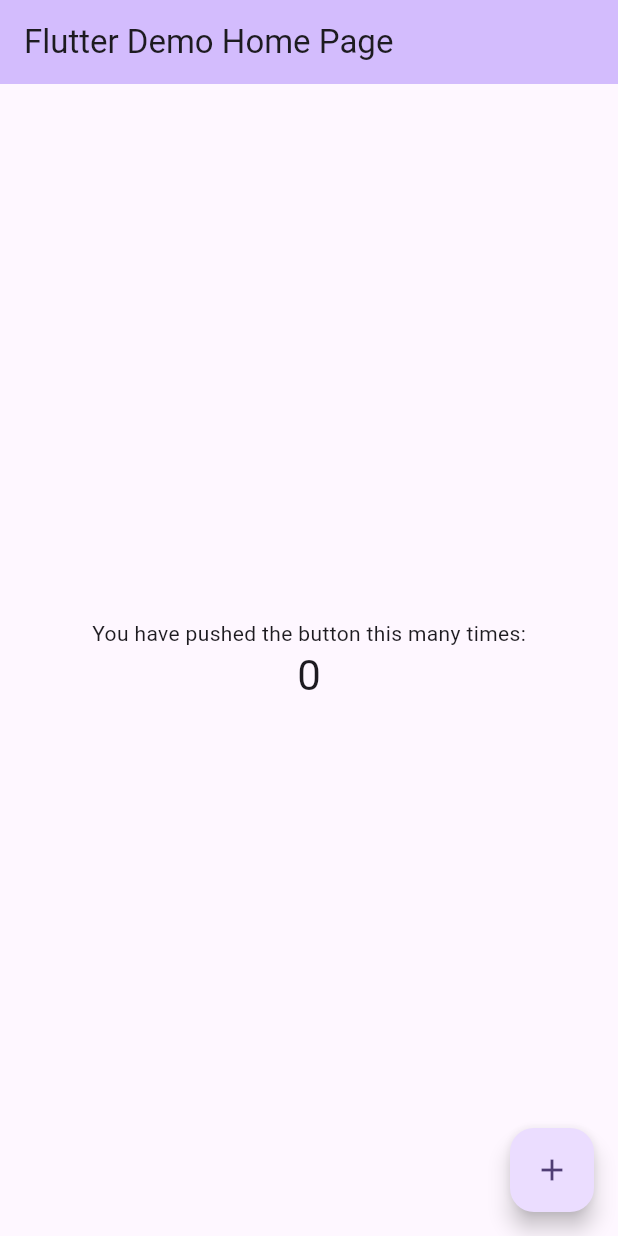
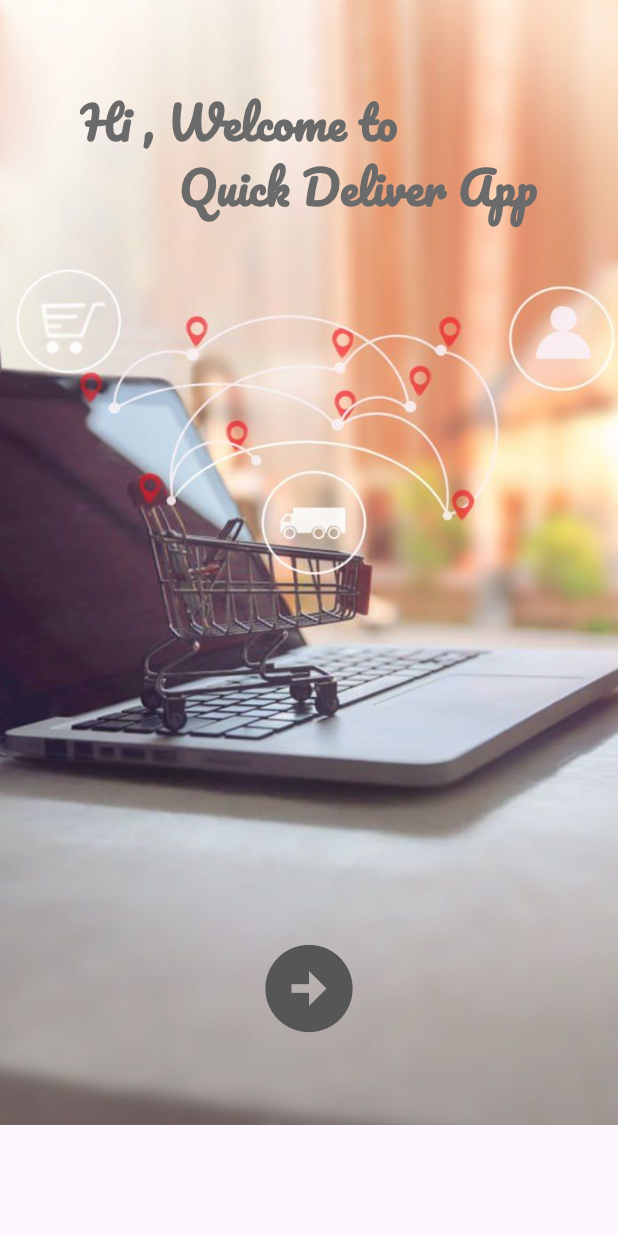
Before and after one commit to Seedrahelal/quick_deliver, a Flutter app: the screen it shows after launch, on a phone screen of 412 x 824 dp. Run offline on Flutter 3.47's test engine with Material 3 defaults, Android fonts, the phone set to English and light mode, and no system bars.

Commit message:
create start page

```diff
--- a/lib/main.dart
+++ b/lib/main.dart
@@ -1,125 +1,18 @@
 import 'package:flutter/material.dart';
+import 'package:quick_deliver/screens/start_page.dart';
 
 void main() {
-  runApp(const MyApp());
+  runApp(const QuickDeliver());
 }
 
-class MyApp extends StatelessWidget {
-  const MyApp({super.key});
+class QuickDeliver extends StatelessWidget {
+  const QuickDeliver({super.key});
 
-  // This widget is the root of your application.
   @override
   Widget build(BuildContext context) {
-    return MaterialApp(
-      title: 'Flutter Demo',
-      theme: ThemeData(
-        // This is the theme of your application.
-        //
-        // TRY THIS: Try running your application with "flutter run". You'll see
-        // the application has a purple toolbar. Then, without quitting the app,
-        // try changing the seedColor in the colorScheme below to Colors.green
-        // and then invoke "hot reload" (save your changes or press the "hot
-        // reload" button in a Flutter-supported IDE, or press "r" if you used
-        // the command line to start the app).
-        //
-        // Notice that the counter didn't reset back to zero; the application
-        // state is not lost during the reload. To reset the state, use hot
-        // restart instead.
-        //
-        // This works for code too, not just values: Most code changes can be
-        // tested with just a hot reload.
-        colorScheme: ColorScheme.fromSeed(seedColor: Colors.deepPurple),
-        useMaterial3: true,
-      ),
-      home: const MyHomePage(title: 'Flutter Demo Home Page'),
+    return const MaterialApp(
+      debugShowCheckedModeBanner: false,
+      home: StartPage(),
     );
   }
 }
-
-class MyHomePage extends StatefulWidget {
-  const MyHomePage({super.key, required this.title});
-
-  // This widget is the home page of your application. It is stateful, meaning
-  // that it has a State object (defined below) that contains fields that affect
-  // how it looks.
-
-  // This class is the configuration for the state. It holds the values (in this
-  // case the title) provided by the parent (in this case the App widget) and
-  // used by the build method of the State. Fields in a Widget subclass are
-  // always marked "final".
-
-  final String title;
-
-  @override
-  State<MyHomePage> createState() => _MyHomePageState();
-}
-
-class _MyHomePageState extends State<MyHomePage> {
-  int _counter = 0;
-
-  void _incrementCounter() {
-    setState(() {
-      // This call to setState tells the Flutter framework that something has
-      // changed in this State, which causes it to rerun the build method below
-      // so that the display can reflect the updated values. If we changed
-      // _counter without calling setState(), then the build method would not be
-      // called again, and so nothing would appear to happen.
-      _counter++;
-    });
-  }
-
-  @override
-  Widget build(BuildContext context) {
-    // This method is rerun every time setState is called, for instance as done
-    // by the _incrementCounter method above.
-    //
-    // The Flutter framework has been optimized to make rerunning build methods
-    // fast, so that you can just rebuild anything that needs updating rather
-    // than having to individually change instances of widgets.
-    return Scaffold(
-      appBar: AppBar(
-        // TRY THIS: Try changing the color here to a specific color (to
-        // Colors.amber, perhaps?) and trigger a hot reload to see the AppBar
-        // change color while the other colors stay the same.
-        backgroundColor: Theme.of(context).colorScheme.inversePrimary,
-        // Here we take the value from the MyHomePage object that was created by
-        // the App.build method, and use it to set our appbar title.
-        title: Text(widget.title),
-      ),
-      body: Center(
-        // Center is a layout widget. It takes a single child and positions it
-        // in the middle of the parent.
-        child: Column(
-          // Column is also a layout widget. It takes a list of children and
-          // arranges them vertically. By default, it sizes itself to fit its
-          // children horizontally, and tries to be as tall as its parent.
-          //
-          // Column has various properties to control how it sizes itself and
-          // how it positions its children. Here we use mainAxisAlignment to
-          // center the children vertically; the main axis here is the vertical
-          // axis because Columns are vertical (the cross axis would be
-          // horizontal).
-          //
-          // TRY THIS: Invoke "debug painting" (choose the "Toggle Debug Paint"
-          // action in the IDE, or press "p" in the console), to see the
-          // wireframe for each widget.
-          mainAxisAlignment: MainAxisAlignment.center,
-          children: <Widget>[
-            const Text(
-              'You have pushed the button this many times:',
-            ),
-            Text(
-              '$_counter',
-              style: Theme.of(context).textTheme.headlineMedium,
-            ),
-          ],
-        ),
-      ),
-      floatingActionButton: FloatingActionButton(
-        onPressed: _incrementCounter,
-        tooltip: 'Increment',
-        child: const Icon(Icons.add),
-      ), // This trailing comma makes auto-formatting nicer for build methods.
-    );
-  }
-}
--- /dev/null
+++ b/lib/screens/start_page.dart
@@ -0,0 +1,53 @@
+import 'package:flutter/material.dart';
+
+class StartPage extends StatefulWidget {
+  const StartPage({super.key});
+
+  @override
+  State<StartPage> createState() => _StartPageState();
+}
+
+class _StartPageState extends State<StartPage> {
+  @override
+  Widget build(BuildContext context) {
+    return SafeArea(
+      child: Scaffold(
+        body: Container(
+          width: double.infinity,
+          height: 750,
+          decoration: const BoxDecoration(
+            image: DecorationImage(
+                image:
+                    AssetImage('assets/images/photo_2024-12-05_11-06-36.jpg'),
+                  fit: BoxFit.fill
+                ),
+          ),
+          child: Column(
+            children: [
+              Container(
+                  margin: const EdgeInsets.only(top:60),
+                  child: const Text(
+                    "Hi , Welcome to     \n        Quick Deliver App",
+                    style: TextStyle(
+                      color: Color.fromARGB(255, 107, 106, 106),
+                        fontFamily: 'Pacifico',
+                        fontSize: 30,
+                        fontWeight: FontWeight.bold),
+                  )),
+              Container(
+                margin: const EdgeInsets.only(top: 470),
+                child: IconButton(
+                    onPressed: () {},
+                    icon: const Icon(
+                      Icons.arrow_circle_right,
+                      size: 70,
+                      color: Color.fromARGB(255, 87, 86, 86),
+                    )),
+              )
+            ],
+          ),
+        ),
+      ),
+    );
+  }
+}
```
Also changed, not shown: pubspec.yaml (+6 -9 lines), assets/fonts/Pacifico-Regular.ttf (added), assets/images/photo_2024-12-05_11-06-36.jpg (added).
